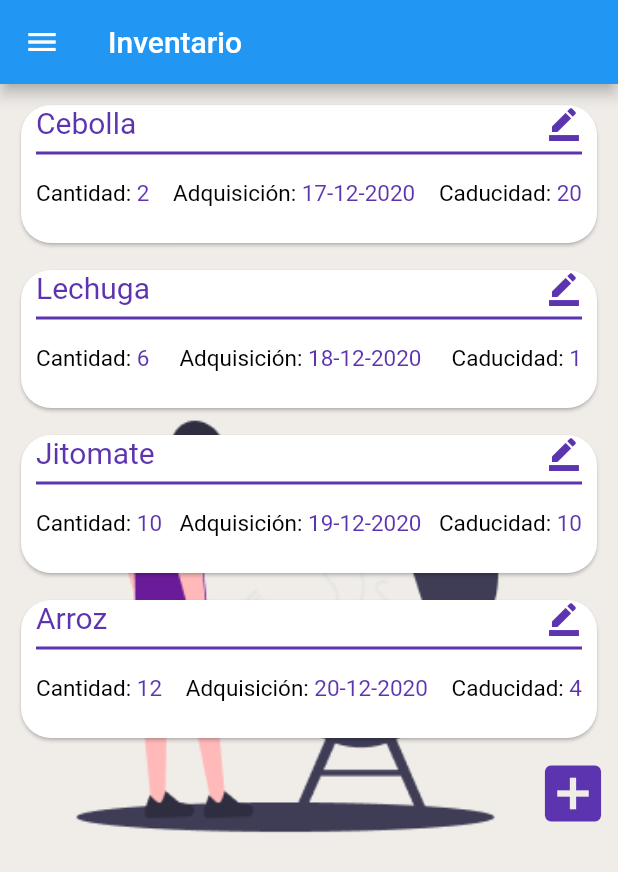
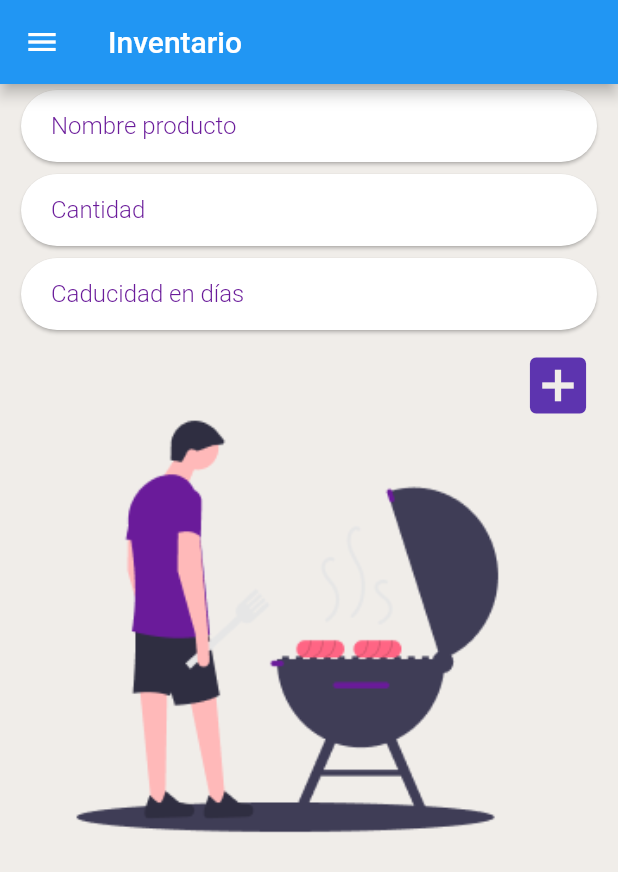
Before and after one commit to AlexMethod/kitchen_organizer_app, a Flutter app: the InventarioPage screen opened by its route, on a phone screen of 412 x 824 dp. Shown: the top 872 px of the screen. Run offline on Flutter 3.47's test engine with Material 2 defaults, Android fonts, the light colour scheme and no system bars; our stand-ins replace cloud_firestore, firebase_core; accounts and stored records are empty.

Commit message:
Agrega form para Producto inventario y POST Producto

```diff
--- a/lib/pantallas/inventario_page.dart
+++ b/lib/pantallas/inventario_page.dart
@@ -3,6 +3,7 @@
 import 'package:kitchen_organizer_app/widgets/main_drawer.dart';
 import 'package:kitchen_organizer_app/modelos/producto_inventario.dart';
 import 'package:intl/intl.dart';
+import 'package:kitchen_organizer_app/widgets/textfield_personalizado.dart';
 
 class InventarioPage extends StatefulWidget{
   @override
@@ -11,8 +12,10 @@
 }
 
 class _InventarioPageState extends State<InventarioPage> {
-  final nuevoProductoController = TextEditingController();
-  List<ProductoInventario> productos = new List();
+  final nombreProductoController = TextEditingController();
+  final cantidadProductoController = TextEditingController();
+  final caducidadProductoController = TextEditingController();
+  var _productos;
 
   @override
   Widget build(BuildContext context){
@@ -54,31 +57,113 @@
     return items;
   }
 
-  List<Widget> _getItemsInventario(context){
+  List<Widget> _getItemsInventario(context) {
     var cardsProductos = <Widget>[];
-    productos.add(new ProductoInventario("Cebolla",2,new DateTime(2020,12,17),20));
+    /*productos.add(new ProductoInventario("Cebolla",2,new DateTime(2020,12,17),20));
     productos.add(new ProductoInventario("Lechuga",6,new DateTime(2020,12,18),1));
     productos.add(new ProductoInventario("Jitomate",10,new DateTime(2020,12,19),10));
-    productos.add(new ProductoInventario("Arroz",12,new DateTime(2020,12,20),4));
-    productos.forEach((element) {
-      cardsProductos.add(_cardItemInventario(context, element.nombre, element.cantidad,element.adquisicion, element.caducidad));
+    productos.add(new ProductoInventario("Arroz",12,new DateTime(2020,12,20),4));*/
+
+    fetchItemsInventario();
+
+
+    _productos.forEach((element) {
+       var _nombre = element.get("nombre");
+       var _cantidad = element.get("cantidad");
+       var _adquisicionRaw = element.get("adquisicion");
+       var _adquisicion = new DateTime.fromMicrosecondsSinceEpoch(_adquisicionRaw.microsecondsSinceEpoch);
+       var _caducidad = element.get("caducidad");
+
+      cardsProductos.add(_cardItemInventario(context, _nombre, _cantidad,_adquisicion,_caducidad));
     });
     return cardsProductos;
   }
 
   Widget _addButton(context){
+
     return Container(
+      margin : EdgeInsets.only(left : 10, right : 10),
+      child : Column(
+        children: [
+          Card(
+            shape: RoundedRectangleBorder(
+                borderRadius: BorderRadius.circular(100.0)
+            ),
+            clipBehavior: Clip.hardEdge,
+            child: Row(
+              crossAxisAlignment: CrossAxisAlignment.center,
+              children: [
+                SizedBox(width: 10.0,),
+
+                SizedBox(width: 10.0,),
+                Expanded(
+                  child: TextFieldPersonalizado(
+                    'Nombre producto',
+                    textEdittingController: nombreProductoController,
+                    textInputType: TextInputType.text,
+                  ),
+                )
+              ],
+            ),
+          ),
+          Card(
+            shape: RoundedRectangleBorder(
+                borderRadius: BorderRadius.circular(100.0)
+            ),
+            clipBehavior: Clip.hardEdge,
+            child: Row(
+              crossAxisAlignment: CrossAxisAlignment.center,
+              children: [
+                SizedBox(width: 10.0,),
+
+                SizedBox(width: 10.0,),
+                Expanded(
+                  child: TextFieldPersonalizado(
+                    'Cantidad',
+                    textEdittingController: cantidadProductoController,
+                    textInputType: TextInputType.text,
+                  ),
+                )
+              ],
+            ),
+          ),
+          Card(
+            shape: RoundedRectangleBorder(
+                borderRadius: BorderRadius.circular(100.0)
+            ),
+            clipBehavior: Clip.hardEdge,
+            child: Row(
+              crossAxisAlignment: CrossAxisAlignment.center,
+              children: [
+                SizedBox(width: 10.0,),
+
+                SizedBox(width: 10.0,),
+                Expanded(
+                  child: TextFieldPersonalizado(
+                    'Caducidad en días',
+                    textEdittingController: caducidadProductoController,
+                    textInputType: TextInputType.text,
+                  ),
+                )
+              ],
+            ),
+          ),
+          Container(
               margin : EdgeInsets.only(right: 15),
               child : Align(
                 alignment: Alignment.centerRight,
                 child: IconButton(
                   icon : Icon(Icons.add_box, color : Color(0xff5D34AF), size: 50,),
                   onPressed: () {
-              addItemIventario();
+                    addItemIventario(nombreProductoController.text,int.parse(cantidadProductoController.text),int.parse(caducidadProductoController.text));
                   },
                 ),
               )
+          )
+        ]
+      )
     );
+
   }
 
   Widget _cardItemInventario(context, String producto, int cantidad, DateTime fecha, int caducidad) {
@@ -169,24 +254,22 @@
     }
   }
 
-  addItemIventario(){
+  addItemIventario(String nombre, int cantidad, int caducidad){
     CollectionReference Productos = FirebaseFirestore.instance.collection('productos');
     Map<String,dynamic> producto = {
-      "nombre" : "Chuleta",
+      "nombre" : nombre,
       "adquisicion" : DateTime.now(),
-      "cantidad" : 15,
-      "caducidad" : 10
+      "cantidad" : cantidad,
+      "caducidad" : caducidad
     };
     Productos.add(producto);
   }
 
-  fetchItemsInventario(){
+  fetchItemsInventario() async {
     CollectionReference Productos = FirebaseFirestore.instance.collection('productos');
-    Productos.snapshots().listen((snapshot) {
-      List documents;
+    var prod = (await Productos.get()).docs;
     setState(() {
-          documents = snapshot.docs;
-      });
+      _productos = prod;
     });
   }
 
```
Also changed, not shown: 3 other files. Lines whose indentation alone changed are shown as unchanged.
